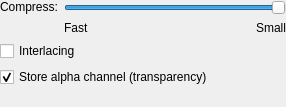
This is filters/krita/png/kis_wdg_options_png.ui in KDE/calligra as Qt 5 draws it before an edit. The edited form follows.
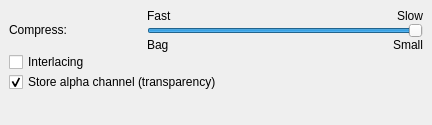
This is the edited form.

Commit message: add slow/big labels BUG:140184

Diff of the .ui file:
```diff
--- a/filters/krita/png/kis_wdg_options_png.ui
+++ b/filters/krita/png/kis_wdg_options_png.ui
@@ -5,54 +5,29 @@
    <rect>
     <x>0</x>
     <y>0</y>
-    <width>286</width>
-    <height>107</height>
+    <width>432</width>
+    <height>125</height>
    </rect>
   </property>
   <property name="windowTitle" >
    <string>Options of Your PNG</string>
   </property>
-  <layout class="QGridLayout" >
-   <property name="margin" >
-    <number>0</number>
-   </property>
-   <property name="spacing" >
-    <number>6</number>
-   </property>
-   <item row="0" column="0" >
-    <layout class="QHBoxLayout" >
-     <property name="margin" >
-      <number>0</number>
-     </property>
-     <property name="spacing" >
-      <number>6</number>
-     </property>
-     <item>
-      <widget class="QLabel" name="textLabel1" >
-       <property name="toolTip" >
-        <string>Note: the compression level does not change the quality of the result</string>
-       </property>
-       <property name="whatsThis" >
-        <string>&lt;p>Adjust the compression time. Better compression takes longer.
-&lt;br>Note: the compression level does not change the quality of the result.&lt;/p></string>
-       </property>
-       <property name="text" >
-        <string>Compress:</string>
-       </property>
-       <property name="alignment" >
-        <set>Qt::AlignTop</set>
-       </property>
-      </widget>
-     </item>
-     <item>
       <layout class="QVBoxLayout" >
        <property name="margin" >
-        <number>0</number>
+    <number>9</number>
        </property>
        <property name="spacing" >
-        <number>6</number>
+    <number>0</number>
        </property>
        <item>
+    <layout class="QGridLayout" >
+     <property name="margin" >
+      <number>0</number>
+     </property>
+     <property name="spacing" >
+      <number>0</number>
+     </property>
+     <item row="1" column="1" colspan="2" >
         <widget class="QSlider" name="compressionLevel" >
          <property name="toolTip" >
           <string>Note: the compression level doesn't change the quality of the result</string>
@@ -78,15 +53,38 @@
          </property>
         </widget>
        </item>
-       <item>
-        <layout class="QHBoxLayout" >
-         <property name="margin" >
-          <number>0</number>
-         </property>
-         <property name="spacing" >
-          <number>6</number>
-         </property>
-         <item>
+     <item rowspan="2" row="1" column="0" >
+      <widget class="QLabel" name="textLabel1" >
+       <property name="toolTip" >
+        <string>Note: the compression level does not change the quality of the result</string>
+       </property>
+       <property name="whatsThis" >
+        <string>&lt;p>Adjust the compression time. Better compression takes longer.
+&lt;br>Note: the compression level does not change the quality of the result.&lt;/p></string>
+       </property>
+       <property name="text" >
+        <string>Compress:</string>
+       </property>
+       <property name="alignment" >
+        <set>Qt::AlignTop</set>
+       </property>
+      </widget>
+     </item>
+     <item row="0" column="2" >
+      <widget class="QLabel" name="textLabel4_2" >
+       <property name="whatsThis" >
+        <string>&lt;p>Adjust the compression time. Better compression takes longer.
+&lt;br>Note: the compression level doesn't change the quality of the result.&lt;/p></string>
+       </property>
+       <property name="text" >
+        <string>Slow</string>
+       </property>
+       <property name="alignment" >
+        <set>Qt::AlignRight|Qt::AlignTrailing|Qt::AlignVCenter</set>
+       </property>
+      </widget>
+     </item>
+     <item row="0" column="1" >
           <widget class="QLabel" name="textLabel3" >
            <property name="whatsThis" >
             <string>&lt;p>Adjust the compression time. Better compression takes longer.
@@ -97,7 +95,7 @@
            </property>
           </widget>
          </item>
-         <item>
+     <item row="2" column="2" >
           <widget class="QLabel" name="textLabel4" >
            <property name="whatsThis" >
             <string>&lt;p>Adjust the compression time. Better compression takes longer.
@@ -111,29 +109,20 @@
            </property>
           </widget>
          </item>
-        </layout>
-       </item>
-      </layout>
-     </item>
-    </layout>
-   </item>
-   <item row="3" column="0" >
-    <spacer>
-     <property name="orientation" >
-      <enum>Qt::Vertical</enum>
-     </property>
-     <property name="sizeType" >
-      <enum>QSizePolicy::Expanding</enum>
-     </property>
-     <property name="sizeHint" >
-      <size>
-       <width>20</width>
-       <height>5</height>
-      </size>
-     </property>
-    </spacer>
-   </item>
-   <item row="1" column="0" >
+     <item row="2" column="1" >
+      <widget class="QLabel" name="textLabel3_2" >
+       <property name="whatsThis" >
+        <string>&lt;p>Adjust the compression time. Better compression takes longer.
+&lt;br>Note: the compression level doesn't change the quality of the result.&lt;/p></string>
+       </property>
+       <property name="text" >
+        <string>Bag</string>
+       </property>
+      </widget>
+     </item>
+    </layout>
+   </item>
+   <item>
     <widget class="QCheckBox" name="interlacing" >
      <property name="toolTip" >
       <string>Use interlacing when publishing on the Internet</string>
@@ -147,7 +136,7 @@
      </property>
     </widget>
    </item>
-   <item row="2" column="0" >
+   <item>
     <widget class="QCheckBox" name="alpha" >
      <property name="toolTip" >
       <string>Disable to get smaller files if your image has no transparency</string>
@@ -164,6 +153,22 @@
      </property>
     </widget>
    </item>
+   <item>
+    <spacer>
+     <property name="orientation" >
+      <enum>Qt::Vertical</enum>
+     </property>
+     <property name="sizeType" >
+      <enum>QSizePolicy::Expanding</enum>
+     </property>
+     <property name="sizeHint" >
+      <size>
+       <width>414</width>
+       <height>16</height>
+      </size>
+     </property>
+    </spacer>
+   </item>
   </layout>
  </widget>
  <layoutdefault spacing="6" margin="11" />
```
Lines whose indentation alone changed are shown as unchanged.
